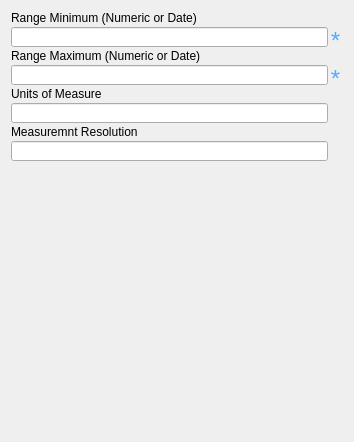
Qt form pymdwizard/gui/ui_files/rdom.ui (DOI-USGS/fort-pymdwizard) before a commit.
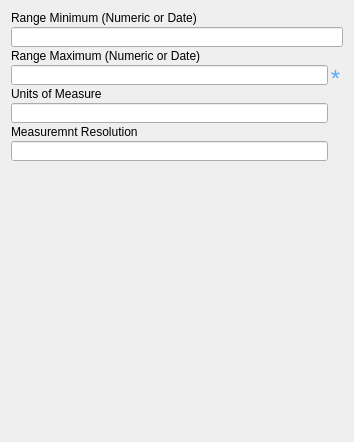
The same form after that commit.

Commit message: remove required star from rdom units

Patch:
```diff
--- a/pymdwizard/gui/ui_files/rdom.ui
+++ b/pymdwizard/gui/ui_files/rdom.ui
@@ -101,55 +101,6 @@
          </property>
         </widget>
        </item>
-       <item>
-        <widget class="QLabel" name="label_20">
-         <property name="sizePolicy">
-          <sizepolicy hsizetype="Fixed" vsizetype="Minimum">
-           <horstretch>0</horstretch>
-           <verstretch>0</verstretch>
-          </sizepolicy>
-         </property>
-         <property name="minimumSize">
-          <size>
-           <width>15</width>
-           <height>0</height>
-          </size>
-         </property>
-         <property name="maximumSize">
-          <size>
-           <width>16777215</width>
-           <height>20</height>
-          </size>
-         </property>
-         <property name="font">
-          <font>
-           <family>Arial</family>
-           <pointsize>9</pointsize>
-           <weight>50</weight>
-           <italic>false</italic>
-           <bold>false</bold>
-          </font>
-         </property>
-         <property name="toolTip">
-          <string>Required</string>
-         </property>
-         <property name="text">
-          <string>&lt;html&gt;&lt;head/&gt;&lt;body&gt;&lt;p align=&quot;center&quot;&gt;&lt;span style=&quot; font-size:18pt; color:#55aaff;&quot;&gt;*&lt;/span&gt;&lt;/p&gt;&lt;/body&gt;&lt;/html&gt;</string>
-         </property>
-         <property name="scaledContents">
-          <bool>true</bool>
-         </property>
-         <property name="alignment">
-          <set>Qt::AlignHCenter|Qt::AlignTop</set>
-         </property>
-         <property name="margin">
-          <number>0</number>
-         </property>
-         <property name="indent">
-          <number>0</number>
-         </property>
-        </widget>
-       </item>
       </layout>
      </item>
      <item>
```
The commit also changes 1 other file.
